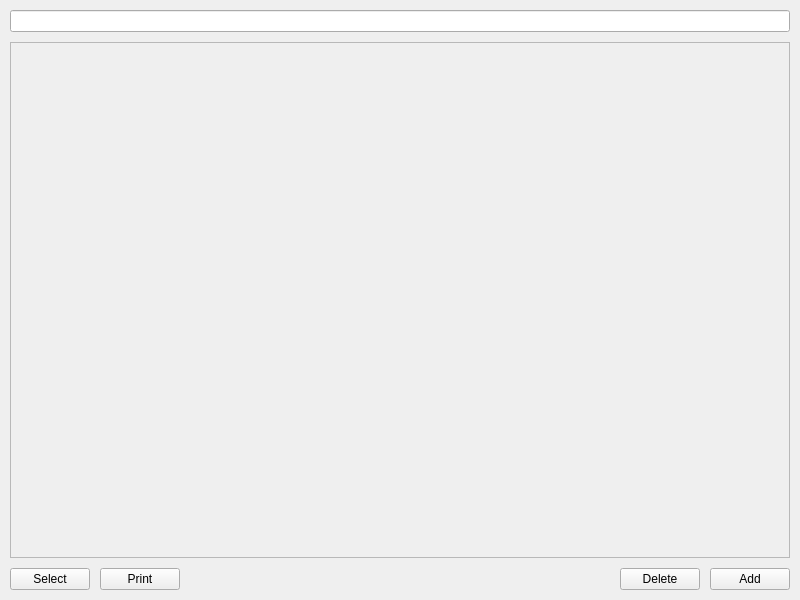
This is mainwindow.ui in josephsurrey/Monster-Cards as Qt 5 draws it before an edit. The edited form follows.
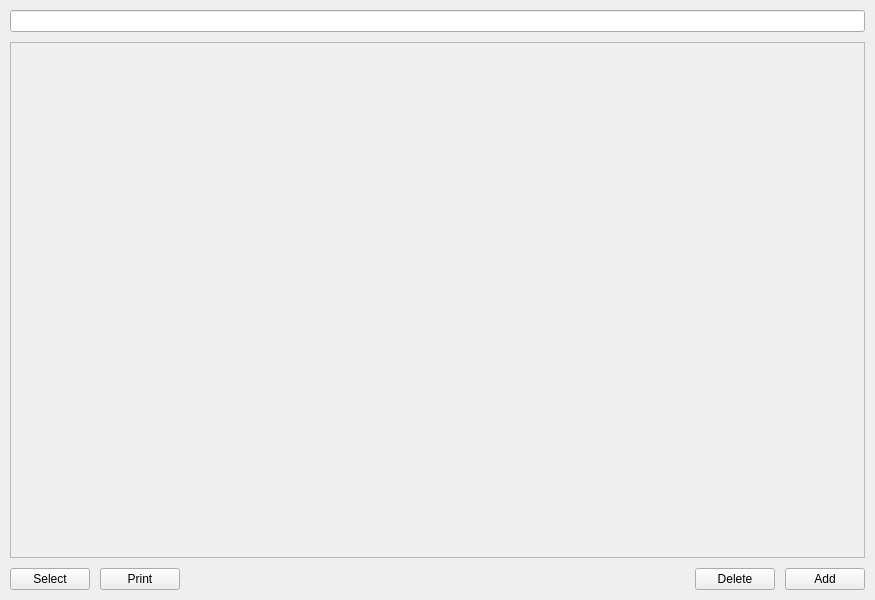
This is the edited form.

Patch:
```diff
--- a/mainwindow.ui
+++ b/mainwindow.ui
@@ -6,7 +6,7 @@
    <rect>
     <x>0</x>
     <y>0</y>
-    <width>800</width>
+    <width>875</width>
     <height>600</height>
    </rect>
   </property>
```
Left out of the diff: 2 changed lines with no effect on the pictures.
